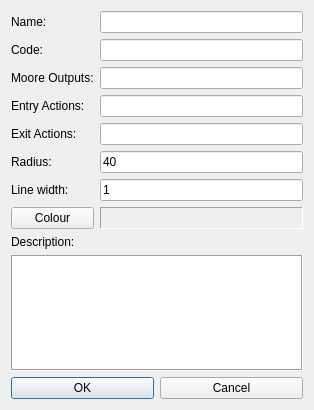
teclamat/qfsm, file src/StatePropertiesDlg.ui: the form before one commit.
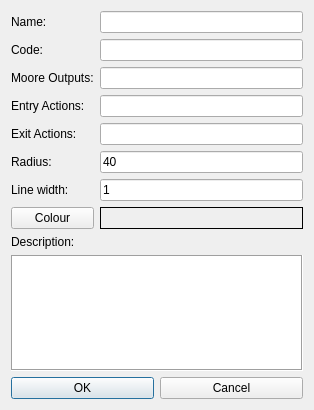
The form after the commit.

Commit message: Fix color selection feedback in state properties

The edit to the form file:
```diff
--- a/src/StatePropertiesDlg.ui
+++ b/src/StatePropertiesDlg.ui
@@ -100,16 +100,19 @@
        <item row="7" column="1">
         <widget class="QLabel" name="lb_colorpreview">
          <property name="frameShape">
-          <enum>QFrame::Panel</enum>
+          <enum>QFrame::Box</enum>
          </property>
          <property name="frameShadow">
-          <enum>QFrame::Sunken</enum>
+          <enum>QFrame::Plain</enum>
          </property>
          <property name="text">
           <string/>
          </property>
-         <property name="wordWrap">
-          <bool>false</bool>
+         <property name="alignment">
+          <set>Qt::AlignCenter</set>
+         </property>
+         <property name="textInteractionFlags">
+          <set>Qt::TextSelectableByMouse</set>
          </property>
         </widget>
        </item>
```
Left out of the diff: 2 changed lines with no effect on the pictures. The commit also changes 2 other files.
